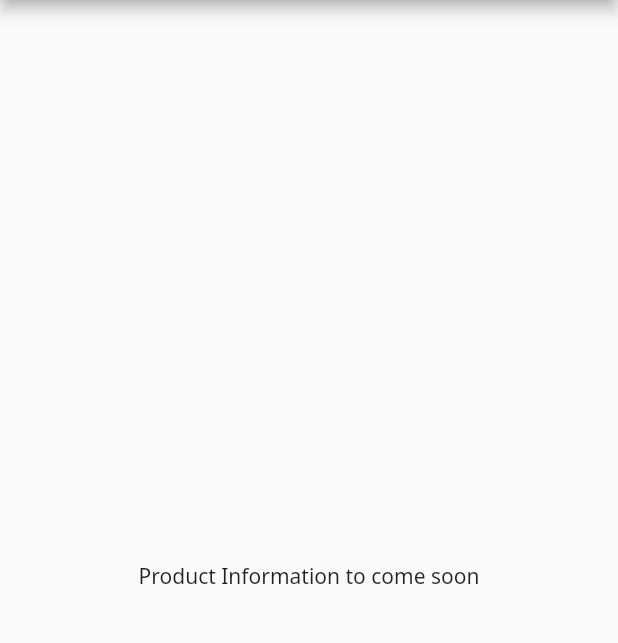
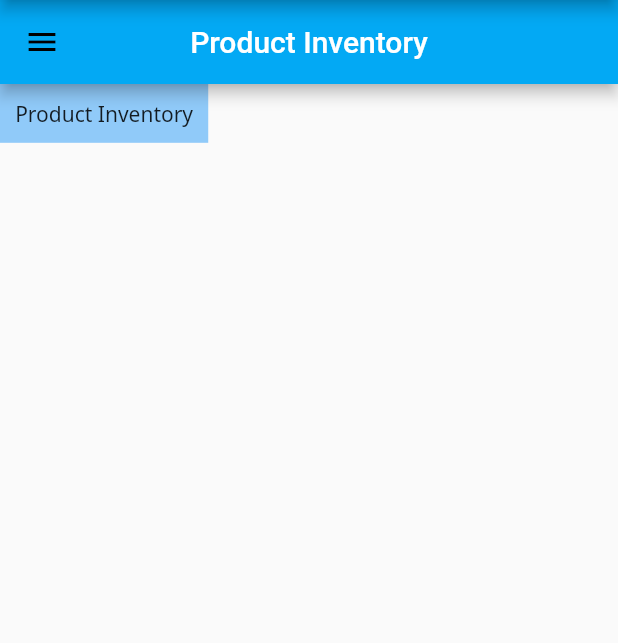
Before and after one commit to stefan-iseli/tearrific, a Flutter app: the screen it shows after launch, on a phone screen of 412 x 824 dp, the part 84-727 px from its top. Run offline on Flutter 3.47's test engine with Material 2 defaults, Android fonts, the phone set to English and light mode, and no system bars; our stand-ins replace google_fonts; missing offline and left inert: mysql1.

Commit message:
product inventory added

```diff
--- a/lib/main.dart
+++ b/lib/main.dart
@@ -6,6 +6,7 @@ import 'package:google_fonts/google_fonts.dart';
 // import own libraries
 import 'package:tearrific/sql.dart';
 import 'package:tearrific/drawer.dart';
+import 'package:tearrific/product_inventory.dart';
 
 void main() {
   runApp(MyApp());
@@ -17,7 +18,7 @@ class MyApp extends StatefulWidget {
 
 class _MyAppState extends State<MyApp> {
   // connect to MySQL database db_tearrific
-  final Future<MySqlConnection> _conn = mySQLConnectService.mySQLConnect();
+  final Future<MySqlConnection> _conn = mySQLServices.mySQLConnect();
   @override
   Widget build(BuildContext context) {
     return MaterialApp(
@@ -38,16 +39,7 @@ class _MyAppState extends State<MyApp> {
           centerTitle: true,
         ),
         drawer: showMenuDrawer(context),
-        body: Center(
-          child: Column(
-            mainAxisAlignment: MainAxisAlignment.center,
-            children: <Widget>[
-              Text(
-                'Product Information to come soon',
-              ),
-            ],
-          ),
-        ),
+        body: readProductInventory(context, _conn),
       ),
     );
   }
--- /dev/null
+++ b/lib/product_inventory.dart
@@ -0,0 +1,27 @@
+// importing google platform packages
+import 'package:flutter/material.dart';
+//import 'package:google_fonts/google_fonts.dart';
+//import 'package:flip_card/flip_card.dart';
+
+//importing own library
+import 'package:tearrific/drawer.dart';
+
+Widget readProductInventory(BuildContext context, dynamic conn) {
+  final int a = 1;
+  print(a);
+  return Scaffold(
+    appBar: AppBar(
+      title: new Text(
+        "Product Inventory",
+        style: TextStyle(fontSize: 20, color: Colors.white),
+      ),
+      centerTitle: true,
+    ),
+    drawer: showMenuDrawer(context),
+    body: Container(
+      child: Text('Product Inventory'),
+      color: Colors.blue[200],
+      padding: EdgeInsets.all(10.10),
+    ),
+  );
+}
--- a/lib/sql.dart
+++ b/lib/sql.dart
@@ -5,9 +5,9 @@ import 'package:mysql1/mysql1.dart';
 //import own packages/files
 //
 
-class MySQLConnectService {
+class MySQLServices {
   // Constructor
-  MySQLConnectService();
+  MySQLServices();
 
   // Connect to db_tearrific MySQL Database on Google Cloud
   // ------------------------------------------------------
@@ -22,6 +22,19 @@ class MySQLConnectService {
     mySQLReadProducts(conn);
     mySQLDisconnect(conn);
     return conn;
+  }
+
+  // Read Product Inventory from database
+  // ------------------------------------
+  Future<void> readProductInventory(dynamic conn) async {
+    print('retrieving product inventory from database ');
+    var results = await conn.query(
+        'select p.No, c.Name, p.Name, p.Currency, p.Buy_Price from Product_Categories c, Products p where p.Product_Category = c.No order by p.No;');
+    for (var row in results) {
+      print(
+          'No: ${row[0]}, Category: ${row[1]}, Product Name: ${row[2]}, Currency: ${row[3]}, Buy Price: ${row[4]}');
+    }
+    //return results;
   }
 
   Future<void> mySQLReadProducts(dynamic conn) async {
@@ -41,4 +54,4 @@ class MySQLConnectService {
   }
 }
 
-final MySQLConnectService mySQLConnectService = MySQLConnectService();
+final MySQLServices mySQLServices = MySQLServices();
```
